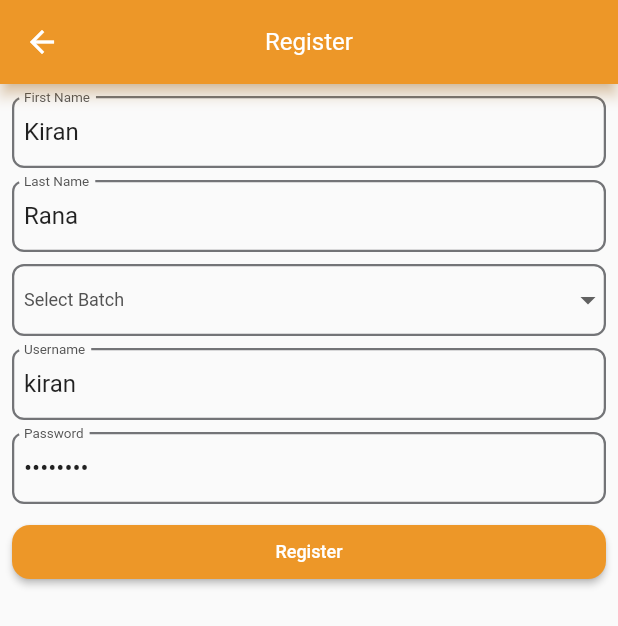
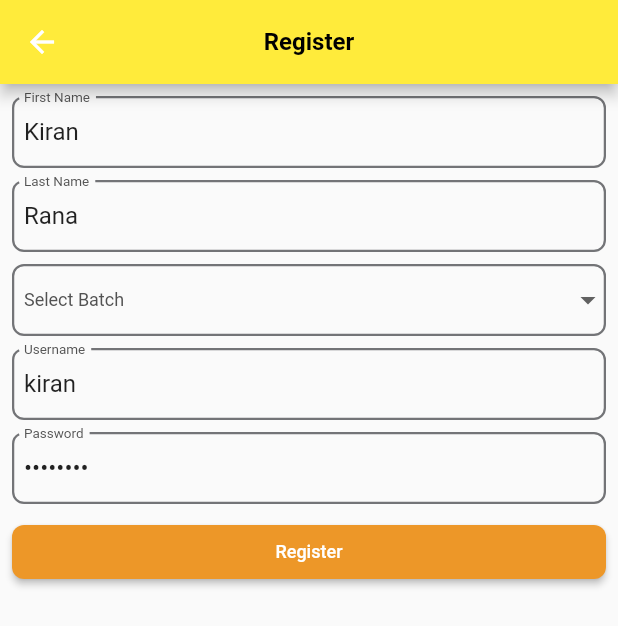
Before and after one commit to kriipa/flutterClass, a Flutter app: the screen it shows after launch, after a tap on "Register", on a phone screen of 412 x 824 dp. Shown: the top 626 px of the screen. Run offline on Flutter 3.47's test engine with Material 2 defaults, Android fonts, the phone set to English and light mode, and no system bars; our stand-ins replace motion_toast, objectbox, webview_flutter; generated files the repository leaves out were written again; project files that could hold a hidden picture were left out.

Commit message:
Added splashscreen

```diff
--- a/lib/app/app.dart
+++ b/lib/app/app.dart
@@ -4,6 +4,8 @@ import 'package:institute_objectbox/screen/batch_student.dart';
 import 'package:institute_objectbox/screen/dashboard.dart';
 import 'package:institute_objectbox/screen/login.dart';
 import 'package:institute_objectbox/screen/register.dart';
+
+import '../screen/splash_screen.dart';
 
 class MyApp extends StatelessWidget {
   const MyApp({super.key});
@@ -16,7 +18,8 @@ class MyApp extends StatelessWidget {
       theme: getApplicationThemeData(),
       initialRoute: '/',
       routes: {
-        '/': (context) => const LoginScreen(),
+        '/': (context) => const SplashScreen(),
+        '/loginScreen': (context) => const LoginScreen(),
         '/registerScreen': (context) => const RegisterScreen(),
         '/dashboardScreen': (context) => const DashboardScreen(),
         '/batchStudentScreen': (context) => const BatchStudentScreen(),
--- a/lib/app/theme.dart
+++ b/lib/app/theme.dart
@@ -12,17 +12,29 @@ ThemeData getApplicationThemeData() {
       buttonColor: HexColor.fromHex("#ED9728"),
       splashColor: HexColor.fromHex("#B3ED9728"),
     ),
-    appBarTheme: AppBarTheme(
+    appBarTheme: const AppBarTheme(
       centerTitle: true,
-      color: HexColor.fromHex("#ED9728"),
+      color: Colors.yellow,
       elevation: 4,
-      shadowColor: HexColor.fromHex("#B3ED9728"),
-      titleTextStyle: const TextStyle(
+      shadowColor: Colors.black,
+      titleTextStyle: TextStyle(
         fontSize: 16,
-        color: Colors.white,
-        fontWeight: FontWeight.w400,
+        color: Colors.black,
+        fontWeight: FontWeight.bold,
       ),
     ),
+
+    //  appBarTheme: AppBarTheme(
+    //   centerTitle: true,
+    //   color: HexColor.fromHex("#ED9728"),
+    //   elevation: 4,
+    //   shadowColor: HexColor.fromHex("#B3ED9728"),
+    //   titleTextStyle: const TextStyle(
+    //     fontSize: 16,
+    //     color: Colors.white,
+    //     fontWeight: FontWeight.w400,
+    //   ),
+    // ),
     elevatedButtonTheme: ElevatedButtonThemeData(
       style: ElevatedButton.styleFrom(
         textStyle: const TextStyle(
@@ -32,7 +44,7 @@ ThemeData getApplicationThemeData() {
         ),
         backgroundColor: HexColor.fromHex("#ED9728"),
         shape: RoundedRectangleBorder(
-          borderRadius: BorderRadius.circular(12),
+          borderRadius: BorderRadius.circular(8),
         ),
       ),
     ),
--- a/lib/screen/login.dart
+++ b/lib/screen/login.dart
@@ -1,5 +1,4 @@
 import 'package:flutter/material.dart';
-import 'package:flutter_svg/svg.dart';
 import 'package:institute_objectbox/repository/student_repo.dart';
 import 'package:motion_toast/motion_toast.dart';
 
@@ -46,11 +45,11 @@ class _LoginScreenState extends State<LoginScreen> {
                 padding: const EdgeInsets.all(8),
                 child: Column(
                   children: [
-                    SvgPicture.asset(
-                      'assets/svg/logo.svg',
-                      height: 200,
-                      width: 200,
-                    ),
+                    // SvgPicture.asset(
+                    //   'assets/svg/logo.svg',
+                    //   height: 200,
+                    //   width: 200,
+                    // ),
                     const SizedBox(height: 8),
                     TextFormField(
                       controller: _usernameController,
@@ -88,12 +87,12 @@ class _LoginScreenState extends State<LoginScreen> {
                     ),
                     const SizedBox(height: 8),
                     ElevatedButton(
-                      style: ElevatedButton.styleFrom(
-                        // backgroundColor: Colors.green[400],
-                        shape: RoundedRectangleBorder(
-                          borderRadius: BorderRadius.circular(30.0),
-                        ),
-                      ),
+                      // style: ElevatedButton.styleFrom(
+                      //   backgroundColor: Colors.green[400],
+                      //   shape: RoundedRectangleBorder(
+                      //     borderRadius: BorderRadius.circular(30.0),
+                      //   ),
+                      // ),
                       onPressed: () {
                         if (_formKey.currentState!.validate()) {
                           _login();
@@ -114,11 +113,11 @@ class _LoginScreenState extends State<LoginScreen> {
                     ),
                     const SizedBox(height: 8),
                     ElevatedButton(
-                      style: ElevatedButton.styleFrom(
-                        shape: RoundedRectangleBorder(
-                          borderRadius: BorderRadius.circular(30.0),
-                        ),
-                      ),
+                      // style: ElevatedButton.styleFrom(
+                      //   shape: RoundedRectangleBorder(
+                      //     borderRadius: BorderRadius.circular(30.0),
+                      //   ),
+                      // ),
                       onPressed: () {
                         Navigator.pushNamed(context, '/registerScreen');
                       },
--- /dev/null
+++ b/lib/screen/splash_screen.dart
@@ -0,0 +1,41 @@
+import 'package:flutter/material.dart';
+
+class SplashScreen extends StatefulWidget {
+  const SplashScreen({super.key});
+
+  @override
+  State<SplashScreen> createState() => _SplashScreenState();
+}
+
+class _SplashScreenState extends State<SplashScreen> {
+  @override
+  void initState() {
+    Future.delayed(const Duration(seconds: 2), () {
+      Navigator.pushNamed(context, '/loginScreen');
+    });
+    super.initState();
+  }
+
+  @override
+  Widget build(BuildContext context) {
+    return Scaffold(
+      body: Column(
+        mainAxisAlignment: MainAxisAlignment.center,
+        children: const [
+          Center(
+            child: Text('Splash Screen'),
+          ),
+          SizedBox(height: 8),
+          Center(
+            child: CircularProgressIndicator(),
+          ),
+          SizedBox(height: 8),
+          Text(
+            'v1.0.0',
+            style: TextStyle(color: Colors.grey, fontSize: 18),
+          ),
+        ],
+      ),
+    );
+  }
+}
```
